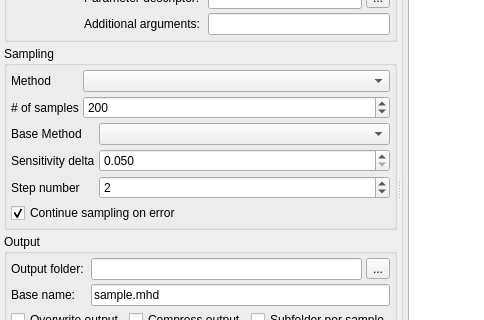
Old version of the form modules/MetaFilters/samplingSettings.ui in the repository 3dct/open_iA; both pictures show x 0 to 484 and y 120 to 440 of the 674 by 645 pixel window.
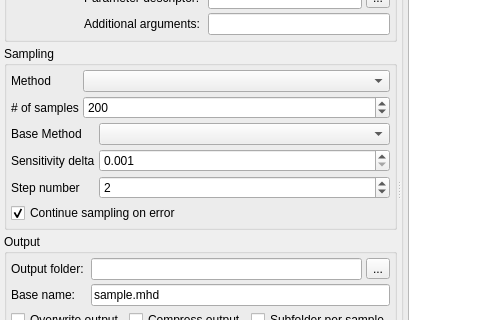
New version of the form. Icons and pictures are not drawn.

Commit message: MetaFilters: Reduce minimum for sensitivity star delta to 0.001 in sampling settings

Diff of the .ui file:
```diff
--- a/modules/MetaFilters/samplingSettings.ui
+++ b/modules/MetaFilters/samplingSettings.ui
@@ -416,7 +416,7 @@
                    <number>3</number>
                   </property>
                   <property name="minimum">
-                   <double>0.050000000000000</double>
+                   <double>0.001000000000000</double>
                   </property>
                   <property name="maximum">
                    <double>1.000000000000000</double>
```
